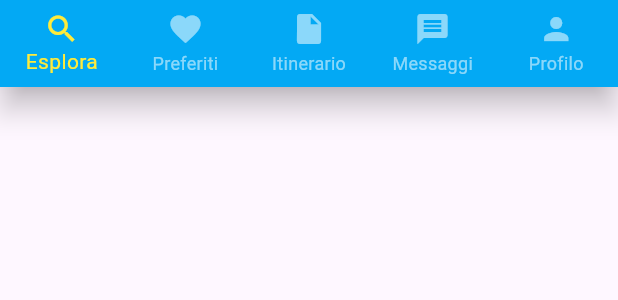
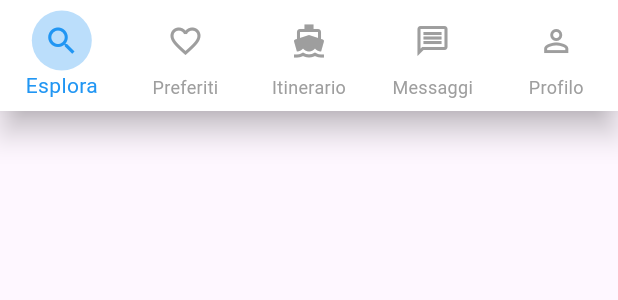
Before and after one commit to PiCas19/Bah, a Flutter app: the BottomNavBar widget shown alone on an empty page, opened directly, on a phone screen of 412 x 824 dp. Shown: the top 300 px of the screen. Run offline on Flutter 3.47's test engine with Material 3 defaults, Android fonts, the phone set to English and light mode, and no system bars; our stand-ins replace cloud_firestore, firebase_auth, firebase_core, geocoding, geolocator, google_fonts and 3 more; accounts and stored records are empty.

Commit message:
Update: BottomBar

```diff
--- a/lib/widgets/bottom_nav_bar.dart
+++ b/lib/widgets/bottom_nav_bar.dart
@@ -20,33 +20,44 @@ class _BottomNavBarState extends State<BottomNavBar> {
   Widget build(BuildContext context) {
     return BottomNavigationBar(
       type: BottomNavigationBarType.fixed,
-      backgroundColor: Colors.lightBlue, // Sfondo blu chiaro
-      selectedItemColor: Colors.yellow, // Colore dell'icona selezionata
-      unselectedItemColor: Colors.white54, // Colore dell'icona non selezionata
+      backgroundColor: Colors.white, // Set background color to white
+      selectedItemColor: Colors.blue, // Color for selected item
+      unselectedItemColor: Colors.grey, // Color for unselected items
       currentIndex: _selectedIndex,
       onTap: _onItemTapped,
-      items: const [
+      items: [
         BottomNavigationBarItem(
-          icon: Icon(Icons.search),
+          icon: _buildIcon(Icons.search, 0),
           label: 'Esplora',
         ),
         BottomNavigationBarItem(
-          icon: Icon(Icons.favorite),
+          icon: _buildIcon(Icons.favorite_outline, 1), // Outline icon for favorite
           label: 'Preferiti',
         ),
         BottomNavigationBarItem(
-          icon: Icon(Icons.insert_drive_file),
+          icon: _buildIcon(Icons.directions_boat, 2), // Boat icon for 'Itinerario'
           label: 'Itinerario',
         ),
         BottomNavigationBarItem(
-          icon: Icon(Icons.message),
+          icon: _buildIcon(Icons.message_outlined, 3), // Outline message icon
           label: 'Messaggi',
         ),
         BottomNavigationBarItem(
-          icon: Icon(Icons.person),
+          icon: _buildIcon(Icons.person_outline, 4), // Outline profile icon
           label: 'Profilo',
         ),
       ],
     );
   }
+
+  Widget _buildIcon(IconData icon, int index) {
+    return Container(
+      decoration: BoxDecoration(
+        shape: BoxShape.circle,
+        color: _selectedIndex == index ? Colors.blue.shade100 : Colors.transparent, // Blue background for selected
+      ),
+      padding: EdgeInsets.all(8), // Spacing around the icon
+      child: Icon(icon, size: 24), // Icon size
+    );
+  }
 }
```
